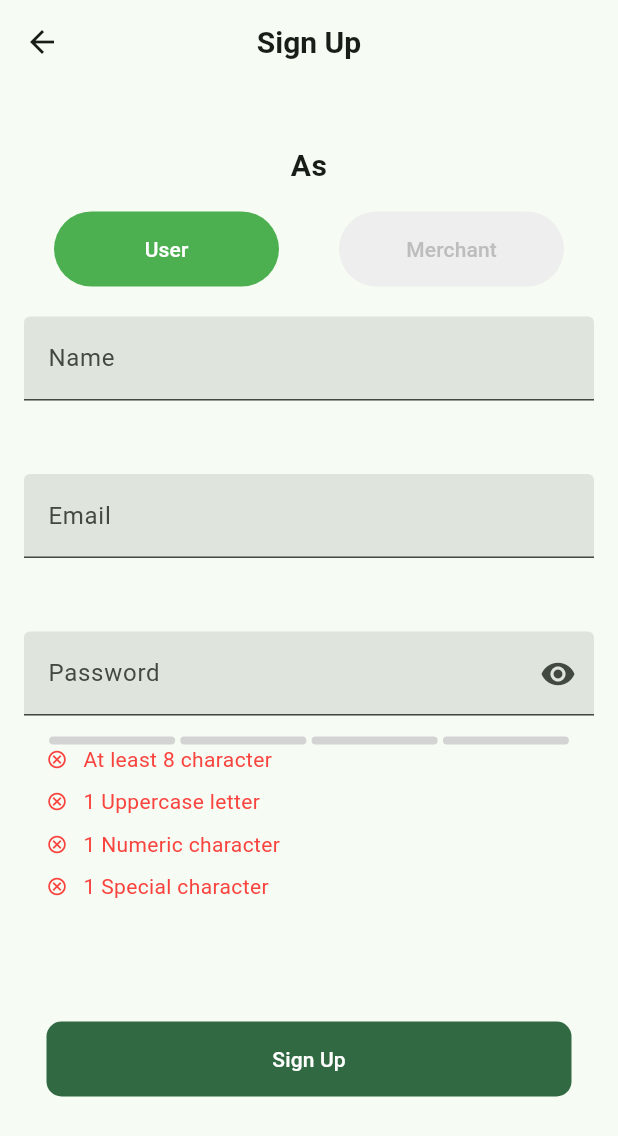
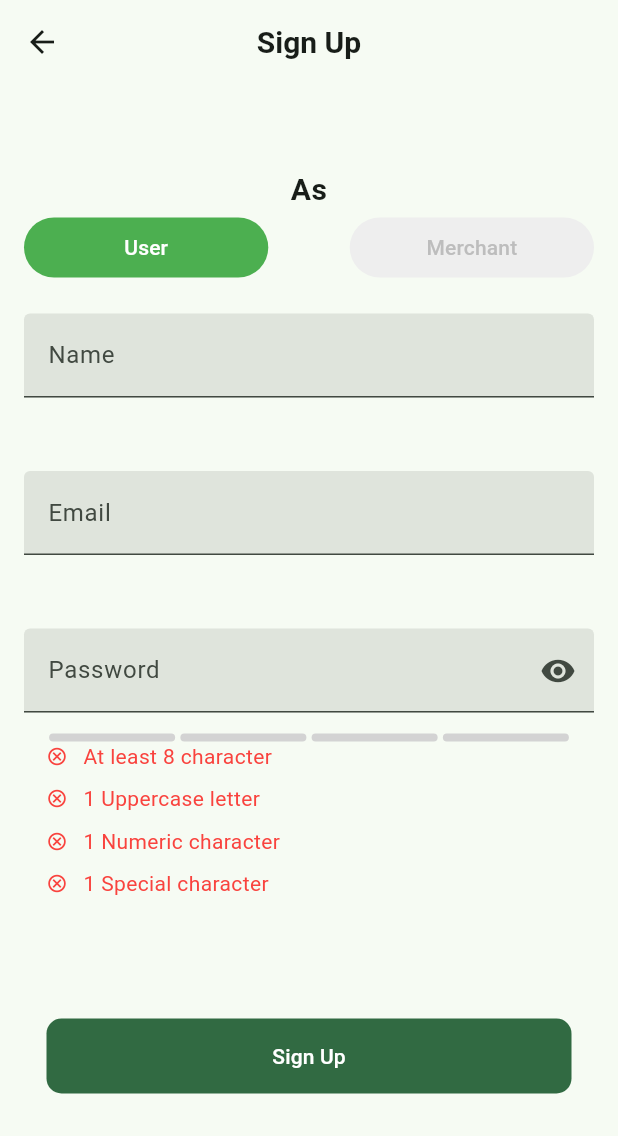
Before and after one commit to plantngo/plantngo_mobile, a Flutter app: the SignUpScreen screen opened by its route, on a phone screen of 412 x 824 dp. Shown: the top 1136 px of the screen. Run offline on Flutter 3.47's test engine with Material 2 defaults, Android fonts, the phone set to English and light mode, and no system bars; drawn by our look-alikes of flutter_pw_validator; our stand-ins replace email_validator; missing offline and left inert: dart:ffi.

Commit message:
Fixed Vertical overflow

```diff
--- a/lib/screens/login/signup_screen.dart
+++ b/lib/screens/login/signup_screen.dart
@@ -63,7 +63,9 @@ class _SignUpScreenState extends State<SignUpScreen> {
           style: TextStyle(fontSize: 20, fontWeight: FontWeight.bold),
         ),
       ),
-      body: Column(
+      body: SingleChildScrollView(
+        padding: const EdgeInsets.all(16),
+        child: Column(
           children: [
             const SizedBox(height: 40),
             const Text("As",
@@ -71,24 +73,17 @@ class _SignUpScreenState extends State<SignUpScreen> {
                 style: TextStyle(fontSize: 20, fontWeight: FontWeight.bold)),
             Form(
               key: _signUpFormKey,
-            child: SingleChildScrollView(
-              padding: const EdgeInsets.all(16),
               child: Column(
                 children: [
-                  Row(
-                    mainAxisAlignment: MainAxisAlignment.center,
-                    children: [
-                      SizedBox(
-                        width: 150,
-                        height: 50,
+                  Row(mainAxisAlignment: MainAxisAlignment.center, children: [
+                    Expanded(
+                      flex: 3,
                       child: ElevatedButton(
                           style: ElevatedButton.styleFrom(
-                                    foregroundColor: _isUser
-                                        ? Colors.white
-                                        : Colors.grey[400],
-                                    backgroundColor: _isUser
-                                        ? Colors.green
-                                        : Colors.grey[200])
+                                  foregroundColor:
+                                      _isUser ? Colors.white : Colors.grey[400],
+                                  backgroundColor:
+                                      _isUser ? Colors.green : Colors.grey[200])
                               .copyWith(
                             elevation: ButtonStyleButton.allOrNull(0.0),
                           ),
@@ -100,10 +95,14 @@ class _SignUpScreenState extends State<SignUpScreen> {
                             });
                           }),
                     ),
-                      SizedBox(width: 40),
-                      SizedBox(
-                        width: 150,
-                        height: 50,
+                    Expanded(
+                      flex: 1,
+                      child: SizedBox(
+                        height: 0,
+                      ),
+                    ),
+                    Expanded(
+                      flex: 3,
                       child: ElevatedButton(
                           style: ElevatedButton.styleFrom(
                                   foregroundColor: !_isUser
@@ -123,8 +122,7 @@ class _SignUpScreenState extends State<SignUpScreen> {
                             });
                           }),
                     ),
-                    ],
-                  ),
+                  ]),
                   const SizedBox(height: 20),
                   Container(
                     decoration: BoxDecoration(
@@ -236,8 +234,8 @@ class _SignUpScreenState extends State<SignUpScreen> {
                 ],
               ),
             ),
+          ],
         ),
-        ],
       ),
     );
   }
```
Lines whose indentation alone changed are shown as unchanged.
